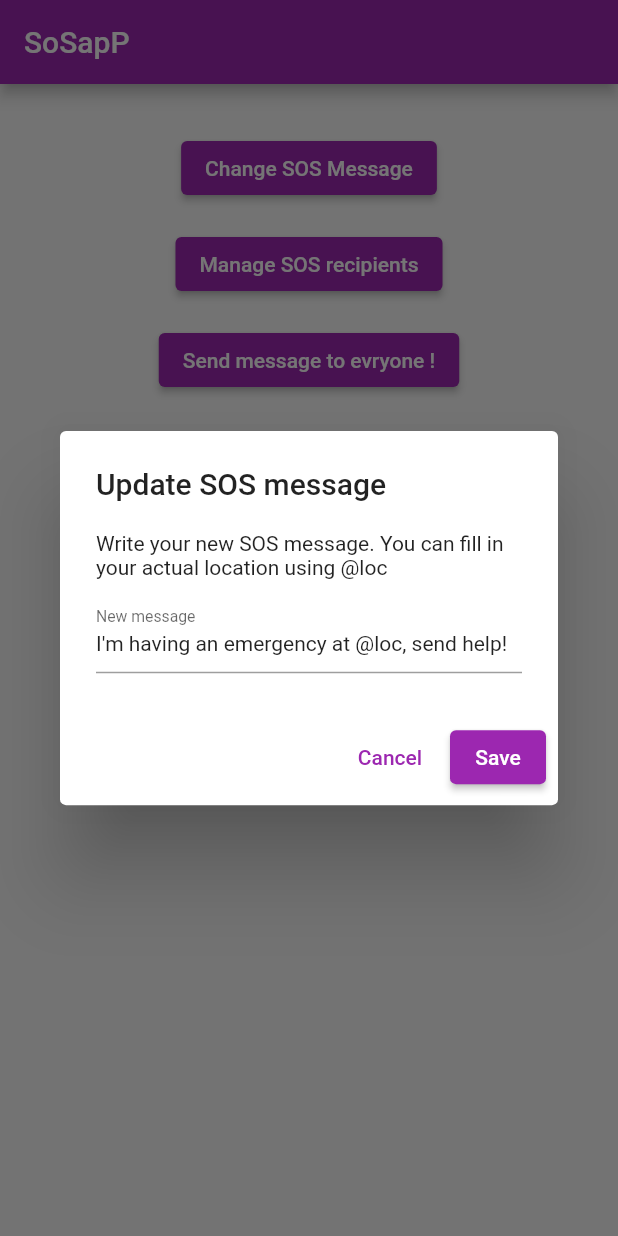
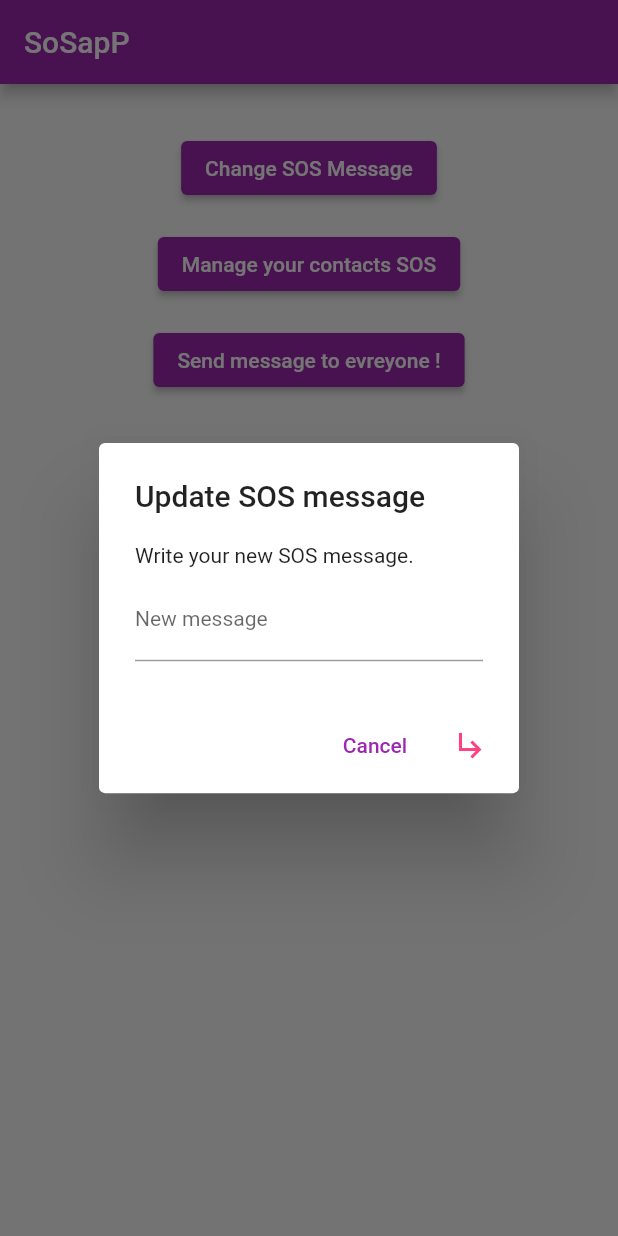
Before and after one commit to Dorcas2217/Mobile, a Flutter app: the screen it shows after launch, after a tap on "Change SOS Message", on a phone screen of 412 x 824 dp. Run offline on Flutter 3.47's test engine with Material 2 defaults, Android fonts, the phone set to English and light mode, and no system bars; our stand-ins replace location; missing offline and left inert: dart:js, flutter_loading_animation_kit, flutter_sms.

Commit message:
F13.1 Envoi du message durgence

```diff
--- a/ex7/lib/TelDialog.dart
+++ b/ex7/lib/TelDialog.dart
@@ -1,9 +1,6 @@
-
 import 'package:ex7/view_model/SosViewModel.dart';
 import 'package:flutter/material.dart';
 import 'package:provider/provider.dart';
-
-
 
 class TelDialog extends StatefulWidget {
   const TelDialog({Key? key}) : super(key: key);
@@ -14,7 +11,6 @@ class TelDialog extends StatefulWidget {
 
 class _TelDialogState extends State<TelDialog> {
   final phoneController = TextEditingController();
-
   final key = GlobalKey<FormState>();
 
   @override
@@ -27,7 +23,7 @@ class _TelDialogState extends State<TelDialog> {
   Widget build(BuildContext context) {
     return Consumer<SosViewModel>(
       builder: (context, model, child) => AlertDialog(
-        title: const Text("Manage SOS Recipients"),
+        title: const Text("Manage your contacts SOS"),
         content: SizedBox(
           height: double.maxFinite,
           width: double.maxFinite,
@@ -77,7 +73,7 @@ class _TelDialogState extends State<TelDialog> {
                       phoneController.clear();
                     }
                   },
-                  icon: const Icon(Icons.add)
+                  icon: const Icon(Icons.subdirectory_arrow_right)
               )
             ],
           ),
--- a/ex7/lib/homeScreen.dart
+++ b/ex7/lib/homeScreen.dart
@@ -1,5 +1,6 @@
 import 'package:ex7/TelDialog.dart';
 import 'package:ex7/view_model/SosViewModel.dart';
+import 'package:flutter/cupertino.dart';
 import 'package:flutter/material.dart';
 import 'package:provider/provider.dart';
 
@@ -11,7 +12,6 @@ class HomeScreen extends StatefulWidget {
 }
 
 class _HomeScreenState extends State<HomeScreen> {
-  String emergencyMessage = "I'm having an emergency at @loc, send help!";
 
   @override
   Widget build(BuildContext context) {
@@ -27,12 +27,7 @@ class _HomeScreenState extends State<HomeScreen> {
                 onPressed: () => showDialog(
                   context: context,
                   builder: (context) => UrgenceMessageDialog(
-                    initialMessage: emergencyMessage,
-                    onSave: (newMessage) {
-                      setState(() {
-                        emergencyMessage = newMessage;
-                      });
-                    },
+                  message: Provider.of<SosViewModel>(context, listen: false).getMessage,
                   ),
                 ),
                 child: const Text("Change SOS Message"),
@@ -43,7 +38,7 @@ class _HomeScreenState extends State<HomeScreen> {
                   context: context,
                   builder: (context) => const TelDialog(),
                 ),
-                child: const Text("Manage SOS recipients"),
+                child: const Text("Manage your contacts SOS"),
               ),
               const SizedBox(height: 16),
               ElevatedButton(
@@ -51,7 +46,7 @@ class _HomeScreenState extends State<HomeScreen> {
                   var provider = Provider.of<SosViewModel>(context, listen: false);
                   await provider.sendSOS();
                 },
-                child: const Text("Send message to evryone !"),
+                child: const Text("Send message to evreyone !"),
               )
 
             ],
@@ -64,13 +59,11 @@ class _HomeScreenState extends State<HomeScreen> {
 
 
 class UrgenceMessageDialog extends StatefulWidget {
-  final String initialMessage;
-  final void Function(String newMessage) onSave;
+  final String message;
 
   const UrgenceMessageDialog({
     Key? key,
-    required this.initialMessage,
-    required this.onSave,
+    required this.message,
   }) : super(key: key);
 
   @override
@@ -78,19 +71,9 @@ class UrgenceMessageDialog extends StatefulWidget {
 }
 
 class _UrgenceMessageDialogState extends State<UrgenceMessageDialog> {
-  late TextEditingController messageController;
+  final messageController = TextEditingController();
+  final key = GlobalKey<FormState>();
 
-  @override
-  void initState() {
-    super.initState();
-    messageController = TextEditingController(text: widget.initialMessage);
-  }
-
-  @override
-  void dispose() {
-    messageController.dispose();
-    super.dispose();
-  }
 
   @override
   Widget build(BuildContext context) {
@@ -101,19 +84,28 @@ class _UrgenceMessageDialogState extends State<UrgenceMessageDialog> {
           crossAxisAlignment: CrossAxisAlignment.start,
           children: [
             const Text(
-              "Write your new SOS message. You can fill in your actual location using @loc",
+              "Write your new SOS message.",
               style: TextStyle(
                 fontSize: 14,
               ),
             ),
             const SizedBox(height: 8),
-            TextField(
+            Form(
+
+              key: key,
+              child: Column(
+                children: [
+                  TextFormField(
                   controller: messageController,
                   style: const TextStyle(fontSize: 14),
-              maxLines: null, // Display TextField on multiple lines
                   decoration: const InputDecoration(
                       labelText: "New message",
                     ),
+                    validator: (value) => (value == null || value == "")
+                        ? "message can not be empty "
+                        : null,
+                  )
+                ],),
             ),
           ],
         ),
@@ -123,12 +115,16 @@ class _UrgenceMessageDialogState extends State<UrgenceMessageDialog> {
           onPressed: () => Navigator.pop(context),
           child: const Text("Cancel"),
         ),
-        ElevatedButton(
+        IconButton(
           onPressed: () {
-            widget.onSave(messageController.text);
+            if(key.currentState!.validate()){
+              var provider = Provider.of<SosViewModel>(context, listen: false);
+              provider.updateMessage(messageController.text);
               Navigator.pop(context);
+            }
           },
-          child: const Text("Save"),
+          icon: const Icon(Icons.subdirectory_arrow_right),
+          color: Colors.pinkAccent,
         ),
       ],
     );
--- a/ex7/lib/view_model/SosViewModel.dart
+++ b/ex7/lib/view_model/SosViewModel.dart
@@ -4,7 +4,7 @@ import 'package:location/location.dart';
 
 class SosViewModel extends ChangeNotifier{
   var message = "Help me!";
-  List<String> phones = ["0471897855"];
+  List<String> phones = ["+32492877015"];
 
   String get getMessage => message;
 
```
Also changed, not shown: 1 other file. Lines whose indentation alone changed are shown as unchanged.
